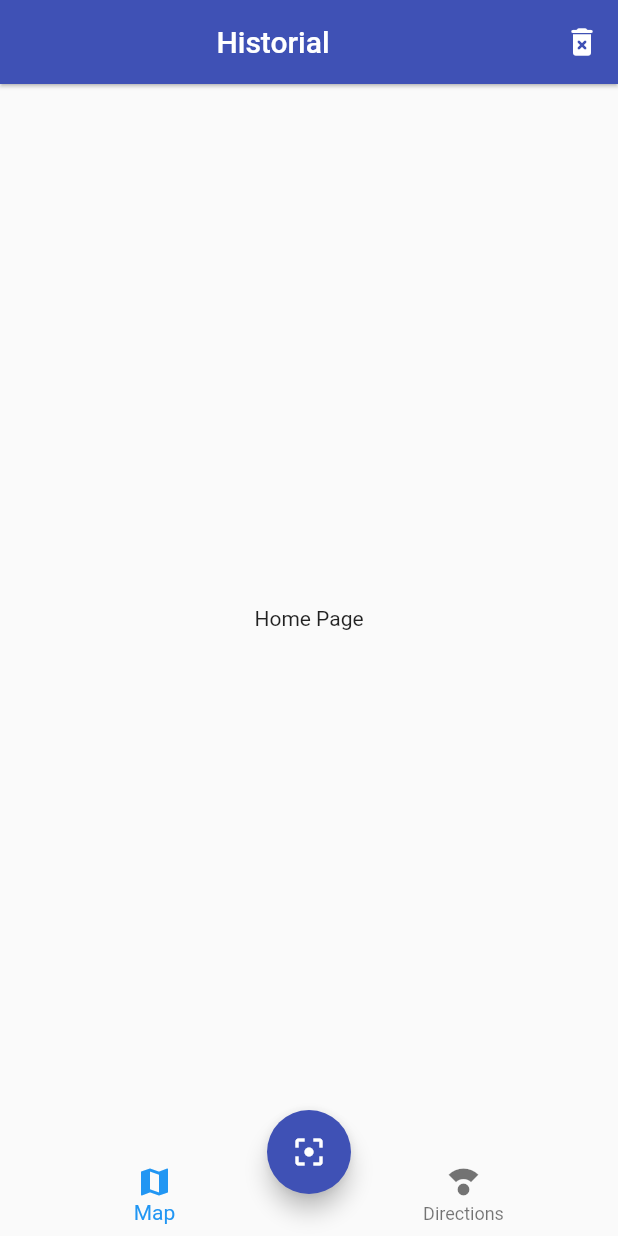
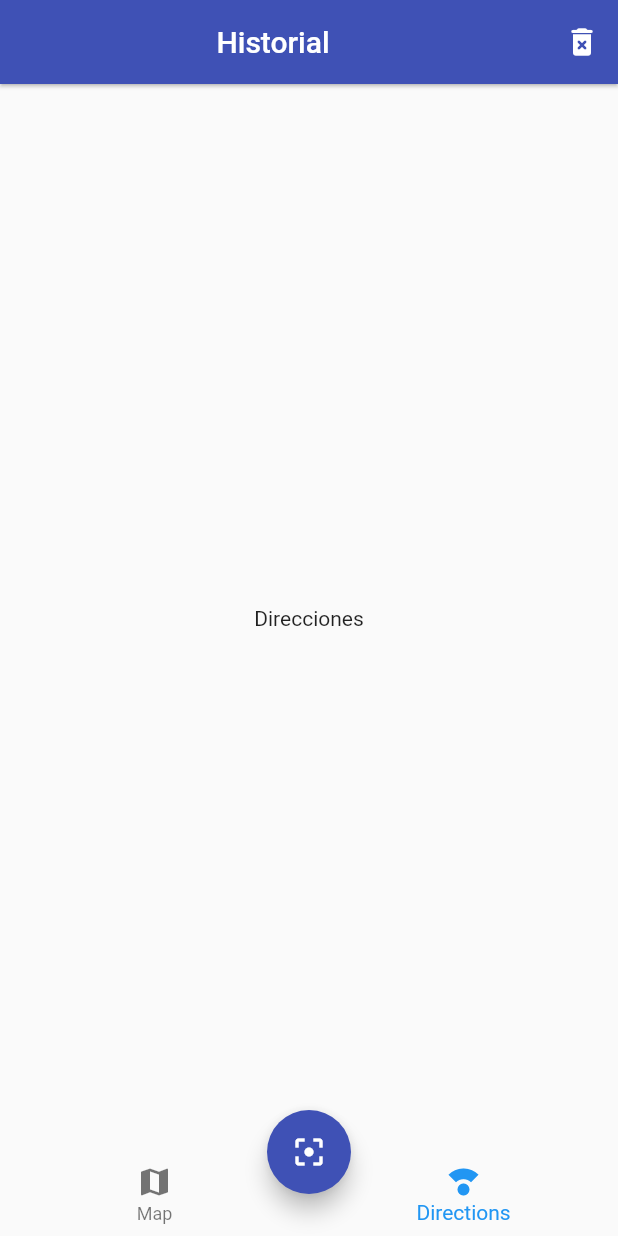
Before and after one commit to Turyfay/qr-app, a Flutter app: the screen it shows after launch, on a phone screen of 412 x 824 dp. Run offline on Flutter 3.47's test engine with Material 2 defaults, Android fonts, the phone set to English and light mode, and no system bars.

Commit message:
cambiar el tab

```diff
--- /dev/null
+++ b/lib/screens/direcciones_screen.dart
@@ -0,0 +1,12 @@
+import 'package:flutter/material.dart';
+
+class DireccionesScreen extends StatelessWidget {
+  const DireccionesScreen({Key? key}) : super(key: key);
+
+  @override
+  Widget build(BuildContext context) {
+    return const Center(
+      child: Text('Direcciones'),
+    );
+  }
+}
--- a/lib/screens/home_screen.dart
+++ b/lib/screens/home_screen.dart
@@ -1,4 +1,6 @@
 import 'package:flutter/material.dart';
+import 'package:qr_app/screens/direcciones_screen.dart';
+import 'package:qr_app/screens/mapas_screen.dart';
 import 'package:qr_app/widgets/custom_navigator_bar.dart';
 import 'package:qr_app/widgets/scan_bottom.dart';
 
@@ -15,12 +17,33 @@ class HomePage extends StatelessWidget {
           IconButton(onPressed: (){}, icon: const Icon(Icons.delete_forever_rounded)),
         ],
       ),
-      body: const Center(
-        child: Text('Home Page'),
-      ),
+      body: _HomeScreenBody(),
       bottomNavigationBar: const CustomNavigationBar(),
       floatingActionButton: const ScanBottom(),
       floatingActionButtonLocation: FloatingActionButtonLocation.centerDocked,
     );
   }
 }
+
+class _HomeScreenBody extends StatelessWidget {
+  const _HomeScreenBody({
+    Key? key,
+  }) : super(key: key);
+
+  @override
+  Widget build(BuildContext context) {
+
+    const currentIndex = 1;
+
+    switch(currentIndex){
+      case 0:
+        return const MapasScreen();
+      case 1:
+        return const DireccionesScreen();
+      default:
+        return const MapasScreen();
+    }
+
+
+  }
+}
--- /dev/null
+++ b/lib/screens/mapas_screen.dart
@@ -0,0 +1,12 @@
+import 'package:flutter/material.dart';
+
+class MapasScreen extends StatelessWidget {
+  const MapasScreen({Key? key}) : super(key: key);
+
+  @override
+  Widget build(BuildContext context) {
+    return const Center(
+      child: Text('Mapas'),
+    );
+  }
+}
--- a/lib/widgets/custom_navigator_bar.dart
+++ b/lib/widgets/custom_navigator_bar.dart
@@ -5,9 +5,13 @@ class CustomNavigationBar extends StatelessWidget {
 
   @override
   Widget build(BuildContext context) {
+    final currentIndex = 1;
+
+
     return BottomNavigationBar(
+      currentIndex: currentIndex,
       elevation: 0,
-      items: [
+      items: const  [
         BottomNavigationBarItem(icon: Icon(Icons.map),label: 'Map'),
         BottomNavigationBarItem(icon:Icon(Icons.compass_calibration), label: 'Directions'),
     ]);
```
